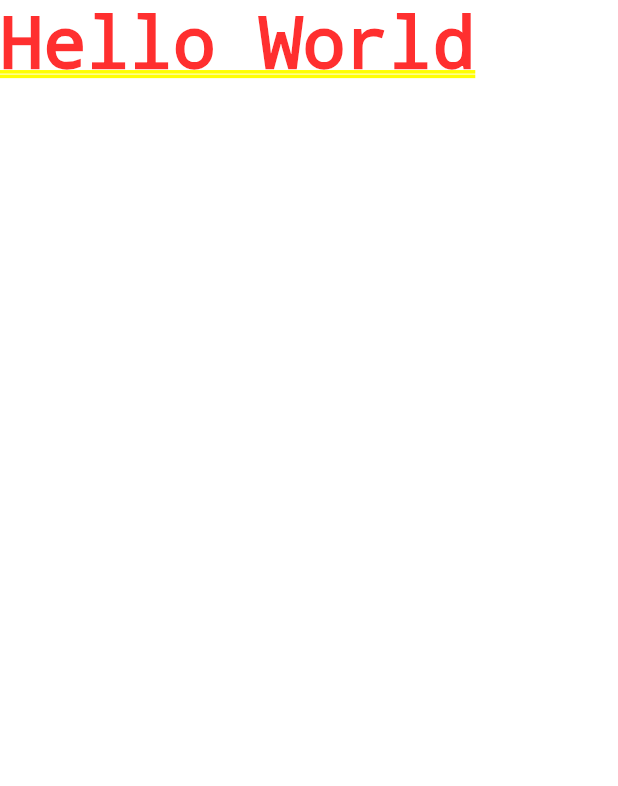
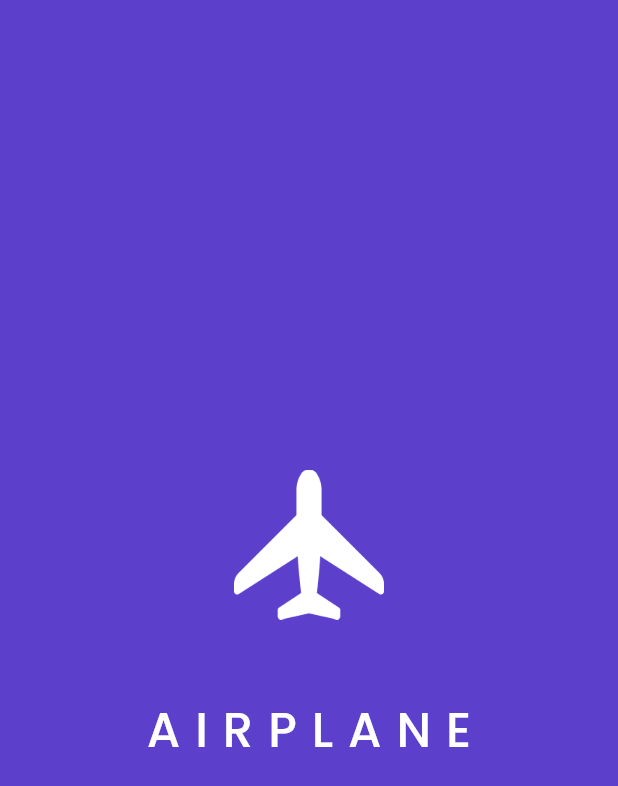
Before and after one commit to Madeean/MadeeWat, a Flutter app: the first screen one second after launch, on a phone screen of 412 x 824 dp. Shown: the top 786 px of the screen. Run offline on Flutter 3.47's test engine with Material 2 defaults, Android fonts, the light colour scheme and no system bars; our stand-ins replace google_fonts.

Commit message:
add splash page

```diff
--- a/lib/main.dart
+++ b/lib/main.dart
@@ -1,4 +1,7 @@
 import 'package:flutter/material.dart';
+import 'package:madee_wat/ui/pages/get_started_page.dart';
+
+import 'ui/pages/splash_page.dart';
 
 void main() {
   runApp(MyApp());
@@ -16,21 +19,10 @@
   Widget build(BuildContext context) {
     return MaterialApp(
       debugShowCheckedModeBanner: false,
-      home: HomePage(),
+      routes: {
+        '/': (context) => SplashPage(),
+        '/get-started': (context) => GetStartedPage(),
+      },
     );
   }
 }
-
-class HomePage extends StatefulWidget {
-  const HomePage({Key? key}) : super(key: key);
-
-  @override
-  State<HomePage> createState() => _HomePageState();
-}
-
-class _HomePageState extends State<HomePage> {
-  @override
-  Widget build(BuildContext context) {
-    return Text("Hello World");
-  }
-}
--- /dev/null
+++ b/lib/ui/pages/splash_page.dart
@@ -0,0 +1,56 @@
+import 'dart:async';
+
+import 'package:flutter/material.dart';
+import 'package:madee_wat/shared/theme.dart';
+import 'package:madee_wat/ui/pages/get_started_page.dart';
+
+class SplashPage extends StatefulWidget {
+  const SplashPage({Key? key}) : super(key: key);
+
+  @override
+  State<SplashPage> createState() => _SplashPageState();
+}
+
+class _SplashPageState extends State<SplashPage> {
+  @override
+  void initState() {
+    // TODO: implement initState
+    super.initState();
+    Timer(Duration(seconds: 3), () {
+      Navigator.pushNamedAndRemoveUntil(
+          context, '/get-started', (route) => false);
+    });
+  }
+
+  @override
+  Widget build(BuildContext context) {
+    return Scaffold(
+      backgroundColor: kPrimaryColor,
+      body: Center(
+        child: Column(
+          mainAxisAlignment: MainAxisAlignment.center,
+          children: [
+            Container(
+              width: 100,
+              height: 100,
+              margin: EdgeInsets.only(bottom: 50),
+              decoration: const BoxDecoration(
+                image: DecorationImage(
+                  image: AssetImage('assets/icon_plane.png'),
+                ),
+              ),
+            ),
+            Text(
+              'AIRPLANE',
+              style: whiteTextStyle.copyWith(
+                fontSize: 32,
+                fontWeight: medium,
+                letterSpacing: 10,
+              ),
+            ),
+          ],
+        ),
+      ),
+    );
+  }
+}
--- a/pubspec.yaml
+++ b/pubspec.yaml
@@ -20,7 +20,7 @@
 version: 1.0.0+1
 
 environment:
-  sdk: '>=2.16.1 <3.0.0'
+  sdk: '>=2.12.0 <3.0.0'
 
 # Dependencies specify other packages that your package needs in order to work.
 # To automatically upgrade your package dependencies to the latest versions
@@ -36,6 +36,7 @@
   # The following adds the Cupertino Icons font to your application.
   # Use with the CupertinoIcons class for iOS style icons.
   cupertino_icons: ^1.0.2
+  google_fonts: ^2.1.0
 
 dev_dependencies:
   flutter_test:
@@ -60,7 +61,8 @@
   uses-material-design: true
 
   # To add assets to your application, add an assets section, like this:
-  # assets:
+  assets:
+    - assets/
   #   - images/a_dot_burr.jpeg
   #   - images/a_dot_ham.jpeg
 
```
Also changed, not shown: lib/shared/theme.dart (added, +46 -0 lines), lib/ui/pages/get_started_page.dart (added, +77 -0 lines), pubspec.lock, 1 other file.
